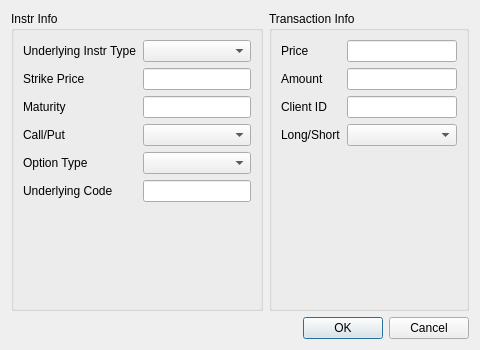
The window that addorderdialog.ui (Dalizi/option_calculator) describes before a commit, drawn with Qt 5.
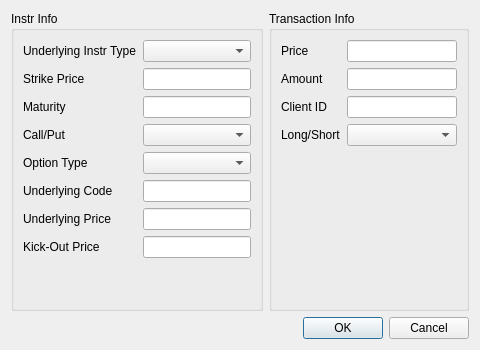
The same window after the commit.

Patch:
```diff
--- a/addorderdialog.ui
+++ b/addorderdialog.ui
@@ -84,6 +84,26 @@
           <item row="5" column="1">
            <widget class="QLineEdit" name="underlyingCodeLineEdit"/>
           </item>
+          <item row="6" column="0">
+           <widget class="QLabel" name="underlyingPriceLabel">
+            <property name="text">
+             <string>Underlying Price</string>
+            </property>
+           </widget>
+          </item>
+          <item row="6" column="1">
+           <widget class="QLineEdit" name="underlyingPriceLineEdit"/>
+          </item>
+          <item row="7" column="0">
+           <widget class="QLabel" name="kickOutPriceLabel">
+            <property name="text">
+             <string>Kick-Out Price</string>
+            </property>
+           </widget>
+          </item>
+          <item row="7" column="1">
+           <widget class="QLineEdit" name="kickOutPriceLineEdit"/>
+          </item>
          </layout>
         </item>
        </layout>
```
